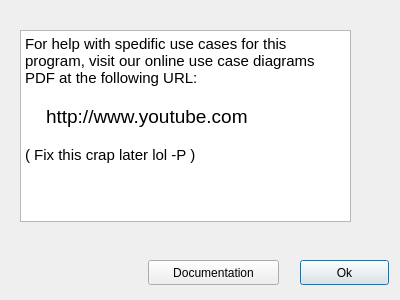
First picture: the form in GoofyLightsEditor/helpdialog.ui, repository CS383Team2/Goofy_Lights_Editor, before the edit.
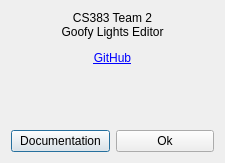
Second picture: the form after the edit.

Commit message: Some more cleanup. Added some very basic info to about menu with link to our GitHub. Changed around sizing window a little bit to look a little more pretty.

The edit to the form file:
```diff
--- a/GoofyLightsEditor/helpdialog.ui
+++ b/GoofyLightsEditor/helpdialog.ui
@@ -6,60 +6,48 @@
    <rect>
     <x>0</x>
     <y>0</y>
-    <width>400</width>
-    <height>300</height>
+    <width>225</width>
+    <height>163</height>
    </rect>
   </property>
   <property name="windowTitle">
    <string>Goofy Help</string>
   </property>
-  <widget class="QPushButton" name="pushButton">
-   <property name="geometry">
-    <rect>
-     <x>300</x>
-     <y>260</y>
-     <width>89</width>
-     <height>25</height>
-    </rect>
-   </property>
-   <property name="text">
-    <string>Ok</string>
-   </property>
-  </widget>
-  <widget class="QPushButton" name="pushButton_2">
-   <property name="geometry">
-    <rect>
-     <x>148</x>
-     <y>260</y>
-     <width>131</width>
-     <height>25</height>
-    </rect>
-   </property>
-   <property name="text">
-    <string>Documentation</string>
-   </property>
-  </widget>
-  <widget class="QTextBrowser" name="textBrowser">
-   <property name="geometry">
-    <rect>
-     <x>20</x>
-     <y>30</y>
-     <width>331</width>
-     <height>192</height>
-    </rect>
-   </property>
-   <property name="html">
-    <string>&lt;!DOCTYPE HTML PUBLIC &quot;-//W3C//DTD HTML 4.0//EN&quot; &quot;http://www.w3.org/TR/REC-html40/strict.dtd&quot;&gt;
-&lt;html&gt;&lt;head&gt;&lt;meta name=&quot;qrichtext&quot; content=&quot;1&quot; /&gt;&lt;style type=&quot;text/css&quot;&gt;
-p, li { white-space: pre-wrap; }
-&lt;/style&gt;&lt;/head&gt;&lt;body style=&quot; font-family:'Ubuntu'; font-size:11pt; font-weight:400; font-style:normal;&quot;&gt;
-&lt;p style=&quot; margin-top:0px; margin-bottom:0px; margin-left:0px; margin-right:0px; -qt-block-indent:0; text-indent:0px;&quot;&gt;For help with spedific use cases for this program, visit our online use case diagrams PDF at the following URL:&lt;/p&gt;
-&lt;p style=&quot;-qt-paragraph-type:empty; margin-top:0px; margin-bottom:0px; margin-left:0px; margin-right:0px; -qt-block-indent:0; text-indent:0px;&quot;&gt;&lt;br /&gt;&lt;/p&gt;
-&lt;p style=&quot; margin-top:0px; margin-bottom:0px; margin-left:0px; margin-right:0px; -qt-block-indent:0; text-indent:0px;&quot;&gt;&lt;span style=&quot; font-size:14pt;&quot;&gt;    http://www.youtube.com&lt;/span&gt;&lt;/p&gt;
-&lt;p style=&quot;-qt-paragraph-type:empty; margin-top:0px; margin-bottom:0px; margin-left:0px; margin-right:0px; -qt-block-indent:0; text-indent:0px;&quot;&gt;&lt;br /&gt;&lt;/p&gt;
-&lt;p style=&quot; margin-top:0px; margin-bottom:0px; margin-left:0px; margin-right:0px; -qt-block-indent:0; text-indent:0px;&quot;&gt;( Fix this crap later lol -P )&lt;/p&gt;&lt;/body&gt;&lt;/html&gt;</string>
-   </property>
-  </widget>
+  <layout class="QGridLayout" name="gridLayout">
+   <item row="1" column="0">
+    <widget class="QPushButton" name="pushButton_2">
+     <property name="text">
+      <string>Documentation</string>
+     </property>
+    </widget>
+   </item>
+   <item row="1" column="1">
+    <widget class="QPushButton" name="pushButton">
+     <property name="text">
+      <string>Ok</string>
+     </property>
+    </widget>
+   </item>
+   <item row="0" column="0" colspan="2">
+    <widget class="QLabel" name="label">
+     <property name="text">
+      <string>&lt;html&gt;&lt;head/&gt;&lt;body&gt;&lt;p&gt;CS383 Team 2 &lt;br/&gt;Goofy Lights Editor&lt;/p&gt;&lt;p&gt;&lt;a href=&quot;https://github.com/CS383Team2/Goofy_Lights_Editor&quot;&gt;&lt;span style=&quot; text-decoration: underline; color:#0000ff;&quot;&gt;GitHub&lt;/span&gt;&lt;/a&gt;&lt;/p&gt;&lt;p&gt;&lt;br/&gt;&lt;/p&gt;&lt;/body&gt;&lt;/html&gt;</string>
+     </property>
+     <property name="textFormat">
+      <enum>Qt::RichText</enum>
+     </property>
+     <property name="alignment">
+      <set>Qt::AlignHCenter|Qt::AlignTop</set>
+     </property>
+     <property name="wordWrap">
+      <bool>true</bool>
+     </property>
+     <property name="openExternalLinks">
+      <bool>true</bool>
+     </property>
+    </widget>
+   </item>
+  </layout>
  </widget>
  <resources/>
  <connections/>
```
Left out of the diff: 2 changed lines with no effect on the pictures. The commit also changes 3 other files.
